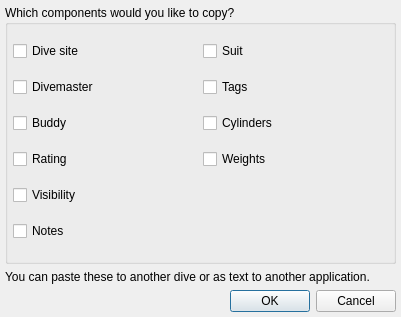
Before: the Qt Designer form desktop-widgets/divecomponentselection.ui in subsurface/subsurface, drawn with Qt 5.
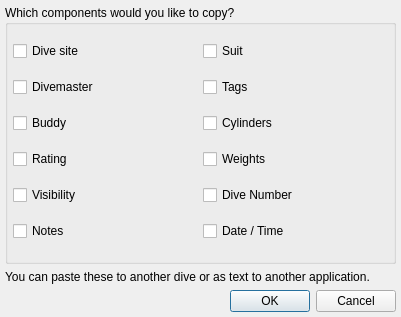
After: the same form once the commit is applied. Icons and pictures are not drawn.

Commit message: desktop: Add the capability to copy / paste dive number and date / time.

The edit to the form file:
```diff
--- a/desktop-widgets/divecomponentselection.ui
+++ b/desktop-widgets/divecomponentselection.ui
@@ -137,6 +137,20 @@
         </property>
        </widget>
       </item>
+      <item row="5" column="1">
+       <widget class="QCheckBox" name="number">
+        <property name="text">
+            <string>Dive Number</string>
+        </property>
+       </widget>
+      </item>
+      <item row="6" column="1">
+       <widget class="QCheckBox" name="when">
+        <property name="text">
+            <string>Date / Time</string>
+        </property>
+       </widget>
+      </item>
      </layout>
     </widget>
    </item>
```
The commit also changes 5 other files.
